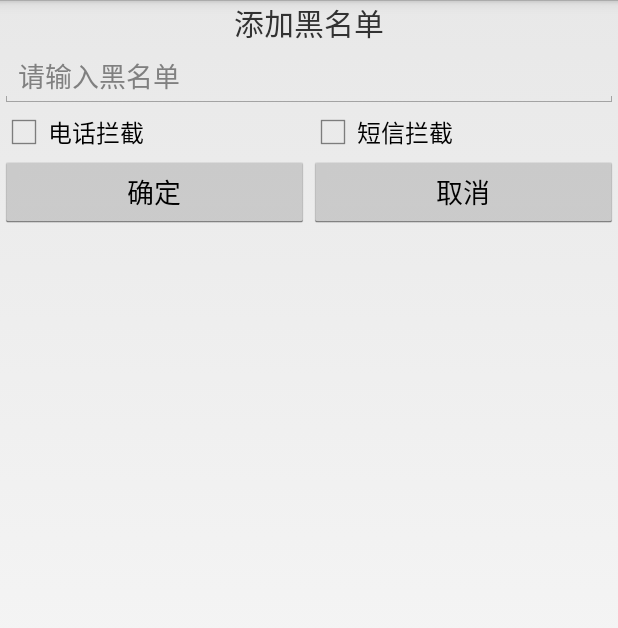
After one commit to AnglusWang/MobileSafe, an Android app: the layout dialog_add_black_number.xml on its own in the app's theme, with its tools: preview values and no code run, on a phone screen of 412 x 824 dp. The commit adds this screen. Shown: the top 628 px of the screen. Run offline under Robolectric (Android 15) with nearby library versions, the phone set to English and light mode, and no system bars.

Commit message:
黑名单 手动添加（通过AlertDialog 中的文本框获取） 和 移除黑名单

```diff
--- /dev/null
+++ b/app/src/main/res/layout/dialog_add_black_number.xml
@@ -0,0 +1,62 @@
+<?xml version="1.0" encoding="utf-8"?>
+<LinearLayout xmlns:android="http://schemas.android.com/apk/res/android"
+              android:layout_width="match_parent"
+              android:layout_height="match_parent"
+              android:orientation="vertical">
+
+    <TextView
+        android:layout_width="match_parent"
+        android:layout_height="wrap_content"
+        android:gravity="center"
+        android:text="添加黑名单"
+        android:textSize="20sp"/>
+
+    <EditText
+        android:id="@+id/et_number"
+        android:layout_width="match_parent"
+        android:layout_height="wrap_content"
+        android:hint="请输入黑名单"
+        android:inputType="number"/>
+
+    <LinearLayout
+        android:layout_width="match_parent"
+        android:layout_height="wrap_content"
+        android:orientation="horizontal">
+
+        <CheckBox
+            android:id="@+id/cb_phone"
+            android:layout_width="wrap_content"
+            android:layout_height="wrap_content"
+            android:layout_weight="1"
+            android:text="电话拦截"/>
+
+        <CheckBox
+            android:id="@+id/cb_sms"
+            android:layout_width="wrap_content"
+            android:layout_height="wrap_content"
+            android:layout_weight="1"
+            android:text="短信拦截"/>
+
+    </LinearLayout>
+
+    <LinearLayout
+        android:layout_width="match_parent"
+        android:layout_height="wrap_content"
+        android:orientation="horizontal">
+
+        <Button
+            android:id="@+id/btn_ok"
+            android:layout_width="wrap_content"
+            android:layout_height="wrap_content"
+            android:layout_weight="1"
+            android:text="确定"/>
+
+        <Button
+            android:id="@id/btn_cancel"
+            android:layout_width="wrap_content"
+            android:layout_height="wrap_content"
+            android:layout_weight="1"
+            android:text="取消"/>
+
+    </LinearLayout>
+</LinearLayout>
```
Also changed, not shown: app/src/main/java/com/example/angluswang/mobilesafe/activity/CallSafeActivity.java (+84 -12 lines), app/src/main/java/com/example/angluswang/mobilesafe/db/dao/BlackNumberDao.java (+24 -1 lines), app/src/main/res/layout/activity_call_safe.xml (+20 -4 lines), app/src/main/res/drawable-hdpi/call_locate_blue.9.png, 2 other files.
